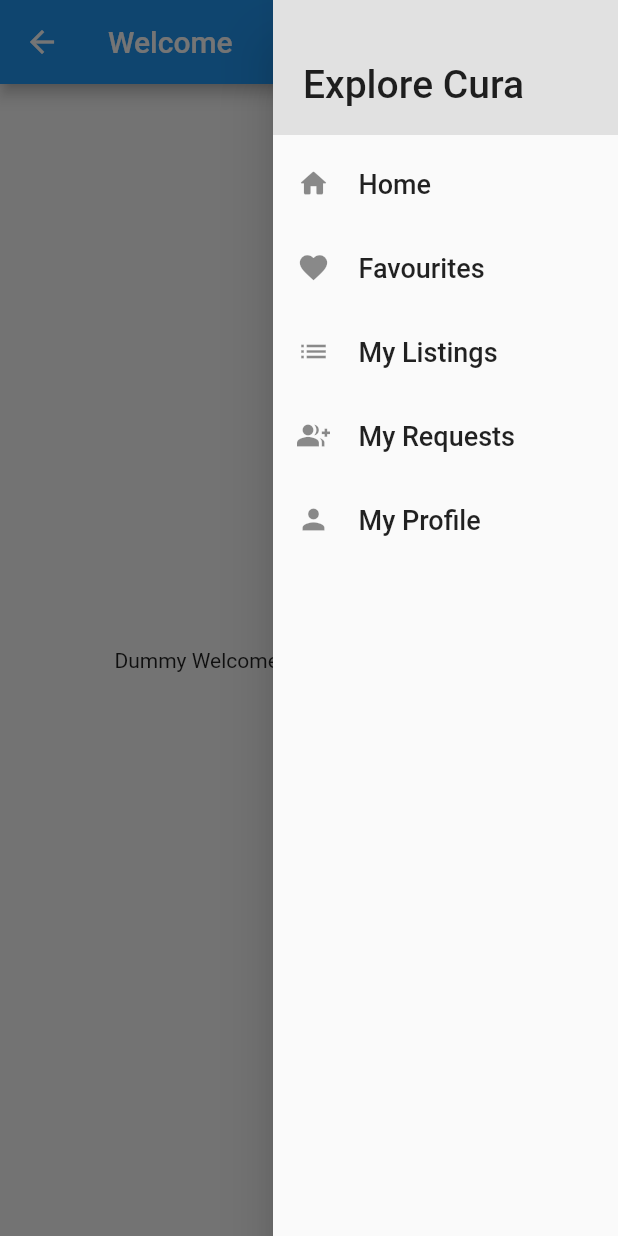
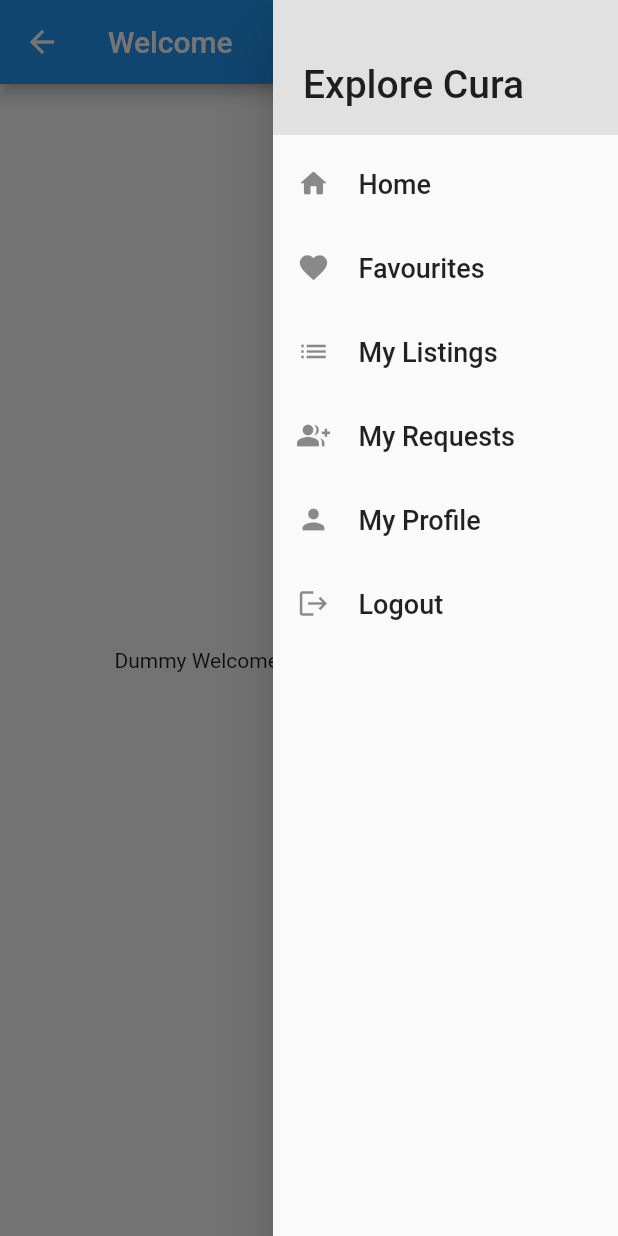
Before and after one commit to Cura-waste-management-app/Frontend, a Flutter app: the DummyWelcomeScreen screen opened by its route, with the side drawer open, on a phone screen of 412 x 824 dp. Run offline on Flutter 3.47's test engine with Material 2 defaults, Android fonts, the phone set to English and light mode, and no system bars; our stand-ins replace connectivity_plus, country_picker, file_picker, firebase_auth, firebase_core, flutter_chat_types and 15 more; missing offline and left inert: cloudinary_public, profanity_filter, searchbar_animation; accounts and stored records are empty.

Commit message:
add logout option in app

```diff
--- a/lib/common/main_drawer.dart
+++ b/lib/common/main_drawer.dart
@@ -1,9 +1,13 @@
 // import '../../screens/my_requests_screen.dart';
 
+import 'package:cura_frontend/constants.dart';
+import 'package:cura_frontend/features/SplashScreen/splash.dart';
 import 'package:cura_frontend/features/profile/screens/my_profile.dart';
 import 'package:cura_frontend/providers/home_listings_provider.dart';
 import 'package:cura_frontend/screens/homeListings/favourite_listings_screen.dart';
+import 'package:firebase_auth/firebase_auth.dart';
 import 'package:flutter/material.dart';
+import 'package:hive/hive.dart';
 import 'package:provider/provider.dart';
 
 // import '../../common/error_screen.dart';
@@ -145,17 +149,27 @@ class MainDrawer extends StatelessWidget {
             },
           ),
           // todo:implement logout
-          // ListTile(
-          //   minLeadingWidth: 25,
-          //   leading: Icon(Icons.logout, size: iconSize),
-          //   title: Text(
-          //     "Logout",
-          //     style: TextStyle(fontSize: textFontSize),
-          //   ),
-          //   onTap: () {
-          //     // Navigator.of(context).pushReplacementNamed(ErrorScreen.routeName);
-          //   },
-          // ),
+          ListTile(
+            minLeadingWidth: 25,
+            leading: Icon(Icons.logout, size: iconSize),
+            title: Text(
+              "Logout",
+              style: TextStyle(fontSize: textFontSize),
+            ),
+            onTap: () async {
+              // Navigator.of(context).pushReplacementNamed(ErrorScreen.routeName);
+              await FirebaseAuth.instance.signOut();
+              // final boxNamesToDelete = [hiveChatBox, hiveDataBox, userDataBox];
+              //
+              // for (final boxName in boxNamesToDelete) {
+              //   final box = await Hive.openBox(boxName);
+              //   await box.clear();
+              //   await box.close();
+              // }
+              Navigator.pushNamedAndRemoveUntil(
+                  context, SplashScreen.routeName, (route) => false);
+            },
+          ),
           // ListTile(
           //   leading: Icon(Icons.person, size: 26),
           //   title: Text(
--- a/lib/constants.dart
+++ b/lib/constants.dart
@@ -72,6 +72,6 @@ const localSocketIp = 'ws://$serverIp/';
 const fetchUserAPI = '$base_url/user/fetch';
 
 const supportEmailId = 'cura8090@gmail.com';
-const supportPhoneNumber = '+91 8059237321';
+const supportPhoneNumber = '+91 9999999999';
 
 const textFieldMaxLength = 25;
```
Also changed, not shown: lib/screens/help_support_screen.dart (+5 -5 lines).
